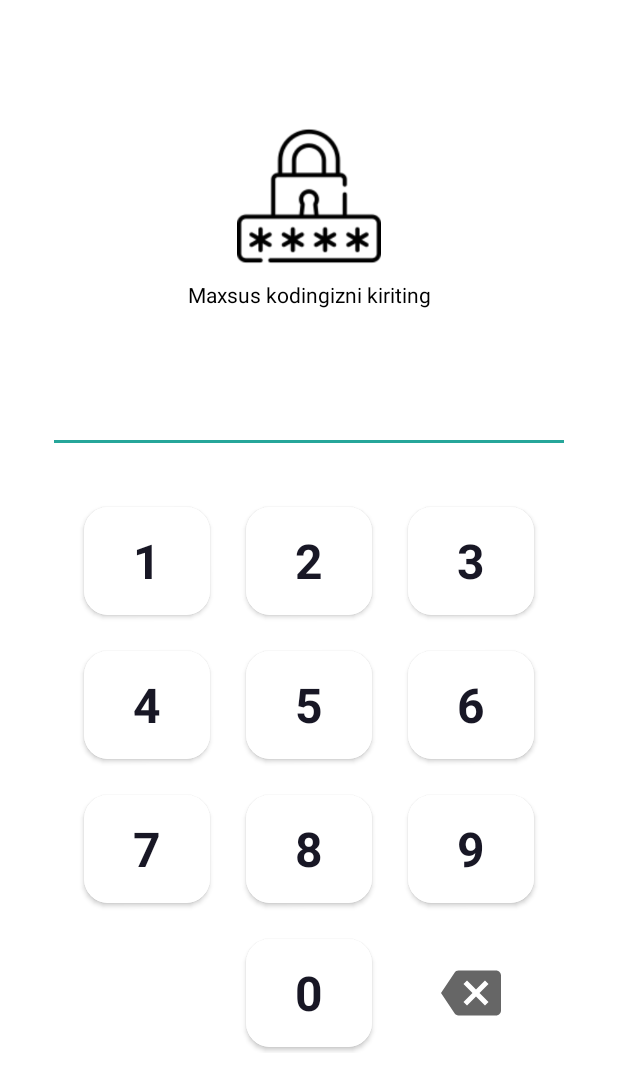
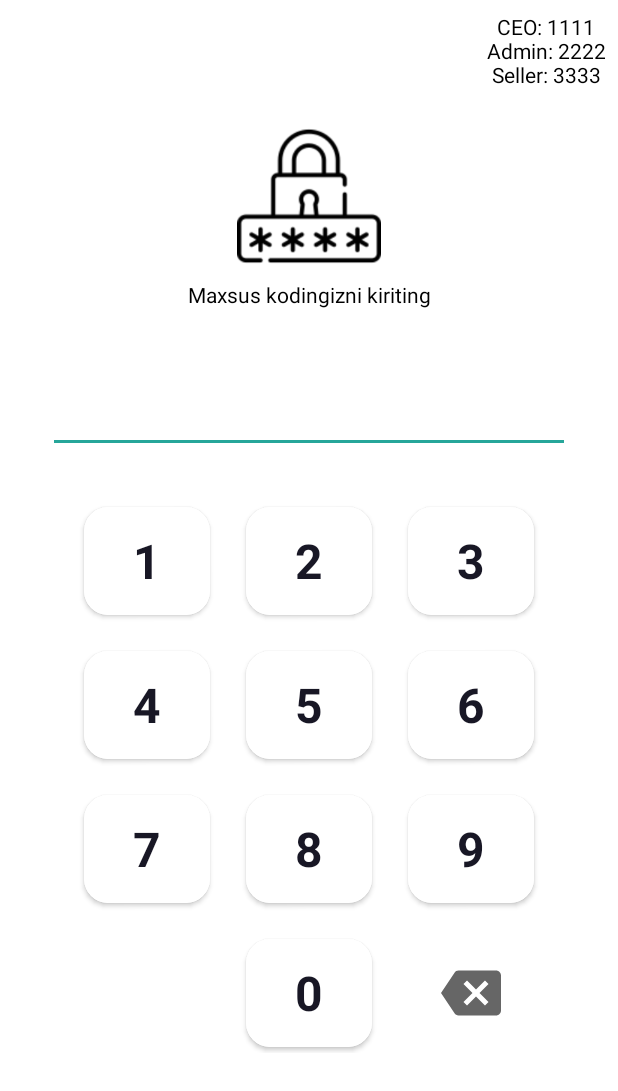
Before and after one commit to djakonystar/SmartShop, an Android app: the screen it shows after launch (MainActivity), after a tap on "English", on a phone screen of 412 x 824 dp. Shown: the top 1091 px of the screen. Run offline under Robolectric (Android 15) with nearby library versions, the phone set to English and light mode, and no system bars; libraries missing offline, so code that uses them is left out: hu.akarnokd.rxjava3; 4 statements that could not run were skipped.

Commit message:
Added pincodes to SignIn

```diff
--- a/app/src/main/res/layout/fragment_sign_in.xml
+++ b/app/src/main/res/layout/fragment_sign_in.xml
@@ -5,6 +5,20 @@
     android:layout_width="match_parent"
     android:layout_height="match_parent"
     tools:context=".ui.signin.SignInFragment">
+
+    <TextView
+        android:id="@+id/tvPincode"
+        android:layout_width="wrap_content"
+        android:layout_height="wrap_content"
+        android:layout_marginTop="@dimen/margin_middle"
+        android:layout_marginEnd="@dimen/margin_middle"
+        android:text="CEO: 1111\nAdmin: 2222\nSeller: 3333"
+        android:textAlignment="center"
+        android:textColor="@color/black"
+        android:textSize="@dimen/text_size_standard"
+        app:layout_constraintEnd_toEndOf="parent"
+        app:layout_constraintTop_toTopOf="parent"
+        tools:ignore="SpUsage" />
 
     <ImageView
         android:id="@+id/ivLock"
```
